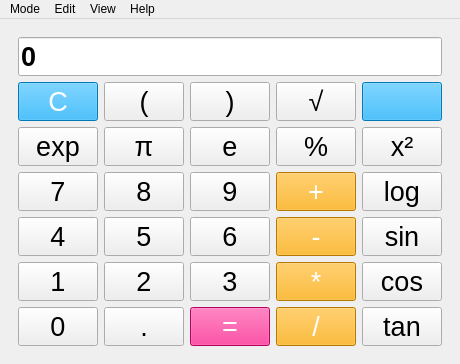
Old version of the form src/pyqulator/ui.ui in the repository limafresh/pyqulator.
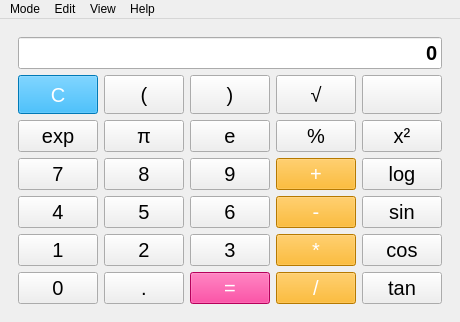
New version of the form. The open tabs and pages were chosen to show the change. Icons and pictures are not drawn.

Commit message: The appearance is more compact, the text is in the line on the right, the copyright file has been added, unnecessary files have been removed from the deb

Patch:
```diff
--- a/src/pyqulator/ui.ui
+++ b/src/pyqulator/ui.ui
@@ -464,7 +464,7 @@
             </property>
             <property name="font">
              <font>
-              <pointsize>20</pointsize>
+              <pointsize>15</pointsize>
              </font>
             </property>
             <property name="text">
@@ -482,7 +482,7 @@
             </property>
             <property name="font">
              <font>
-              <pointsize>20</pointsize>
+              <pointsize>15</pointsize>
              </font>
             </property>
             <property name="styleSheet">
@@ -503,7 +503,7 @@
             </property>
             <property name="font">
              <font>
-              <pointsize>20</pointsize>
+              <pointsize>15</pointsize>
              </font>
             </property>
             <property name="styleSheet">
@@ -524,7 +524,7 @@
             </property>
             <property name="font">
              <font>
-              <pointsize>20</pointsize>
+              <pointsize>15</pointsize>
              </font>
             </property>
             <property name="styleSheet">
@@ -545,7 +545,7 @@
             </property>
             <property name="font">
              <font>
-              <pointsize>20</pointsize>
+              <pointsize>15</pointsize>
              </font>
             </property>
             <property name="styleSheet">
@@ -566,7 +566,7 @@
             </property>
             <property name="font">
              <font>
-              <pointsize>20</pointsize>
+              <pointsize>15</pointsize>
              </font>
             </property>
             <property name="text">
@@ -584,7 +584,7 @@
             </property>
             <property name="font">
              <font>
-              <pointsize>20</pointsize>
+              <pointsize>15</pointsize>
              </font>
             </property>
             <property name="styleSheet">
@@ -606,7 +606,7 @@
             </property>
             <property name="font">
              <font>
-              <pointsize>20</pointsize>
+              <pointsize>15</pointsize>
              </font>
             </property>
             <property name="text">
@@ -624,7 +624,7 @@
             </property>
             <property name="font">
              <font>
-              <pointsize>20</pointsize>
+              <pointsize>15</pointsize>
              </font>
             </property>
             <property name="text">
@@ -642,7 +642,7 @@
             </property>
             <property name="font">
              <font>
-              <pointsize>20</pointsize>
+              <pointsize>15</pointsize>
              </font>
             </property>
             <property name="styleSheet">
@@ -664,7 +664,7 @@
             </property>
             <property name="font">
              <font>
-              <pointsize>20</pointsize>
+              <pointsize>15</pointsize>
              </font>
             </property>
             <property name="text">
@@ -682,7 +682,7 @@
             </property>
             <property name="font">
              <font>
-              <pointsize>20</pointsize>
+              <pointsize>15</pointsize>
              </font>
             </property>
             <property name="styleSheet">
@@ -703,7 +703,7 @@
             </property>
             <property name="font">
              <font>
-              <pointsize>20</pointsize>
+              <pointsize>15</pointsize>
              </font>
             </property>
             <property name="text">
@@ -721,7 +721,7 @@
             </property>
             <property name="font">
              <font>
-              <pointsize>20</pointsize>
+              <pointsize>15</pointsize>
              </font>
             </property>
             <property name="styleSheet">
@@ -742,7 +742,7 @@
             </property>
             <property name="font">
              <font>
-              <pointsize>20</pointsize>
+              <pointsize>15</pointsize>
              </font>
             </property>
             <property name="styleSheet">
@@ -764,7 +764,7 @@
             </property>
             <property name="font">
              <font>
-              <pointsize>20</pointsize>
+              <pointsize>15</pointsize>
              </font>
             </property>
             <property name="text">
@@ -782,7 +782,7 @@
             </property>
             <property name="font">
              <font>
-              <pointsize>20</pointsize>
+              <pointsize>15</pointsize>
              </font>
             </property>
             <property name="text">
@@ -800,7 +800,7 @@
             </property>
             <property name="font">
              <font>
-              <pointsize>20</pointsize>
+              <pointsize>15</pointsize>
              </font>
             </property>
             <property name="styleSheet">
@@ -822,7 +822,7 @@
             </property>
             <property name="font">
              <font>
-              <pointsize>20</pointsize>
+              <pointsize>15</pointsize>
              </font>
             </property>
             <property name="text">
@@ -840,7 +840,7 @@
             </property>
             <property name="font">
              <font>
-              <pointsize>20</pointsize>
+              <pointsize>15</pointsize>
              </font>
             </property>
             <property name="styleSheet">
@@ -862,7 +862,7 @@
             </property>
             <property name="font">
              <font>
-              <pointsize>20</pointsize>
+              <pointsize>15</pointsize>
              </font>
             </property>
             <property name="text">
@@ -880,7 +880,7 @@
             </property>
             <property name="font">
              <font>
-              <pointsize>20</pointsize>
+              <pointsize>15</pointsize>
              </font>
             </property>
             <property name="text">
@@ -902,8 +902,7 @@
              </font>
             </property>
             <property name="styleSheet">
-             <string notr="true">color: rgb(255, 255, 255);
-background-color: rgb(0, 170, 255);</string>
+             <string notr="true"/>
             </property>
             <property name="text">
              <string/>
@@ -930,7 +929,7 @@
             </property>
             <property name="font">
              <font>
-              <pointsize>20</pointsize>
+              <pointsize>15</pointsize>
              </font>
             </property>
             <property name="text">
@@ -948,7 +947,7 @@
             </property>
             <property name="font">
              <font>
-              <pointsize>20</pointsize>
+              <pointsize>15</pointsize>
              </font>
             </property>
             <property name="text">
@@ -966,7 +965,7 @@
             </property>
             <property name="font">
              <font>
-              <pointsize>20</pointsize>
+              <pointsize>15</pointsize>
              </font>
             </property>
             <property name="styleSheet">
@@ -987,7 +986,7 @@
             </property>
             <property name="font">
              <font>
-              <pointsize>20</pointsize>
+              <pointsize>15</pointsize>
              </font>
             </property>
             <property name="styleSheet">
@@ -1008,7 +1007,7 @@
             </property>
             <property name="font">
              <font>
-              <pointsize>20</pointsize>
+              <pointsize>15</pointsize>
              </font>
             </property>
             <property name="text">
@@ -1026,7 +1025,7 @@
             </property>
             <property name="font">
              <font>
-              <pointsize>20</pointsize>
+              <pointsize>15</pointsize>
              </font>
             </property>
             <property name="styleSheet">
@@ -1048,7 +1047,7 @@
             </property>
             <property name="font">
              <font>
-              <pointsize>20</pointsize>
+              <pointsize>15</pointsize>
              </font>
             </property>
             <property name="text">
@@ -1068,7 +1067,7 @@
           </property>
           <property name="font">
            <font>
-            <pointsize>20</pointsize>
+            <pointsize>15</pointsize>
             <bold>true</bold>
            </font>
           </property>
@@ -1078,6 +1077,9 @@
           <property name="text">
            <string>0</string>
           </property>
+          <property name="alignment">
+           <set>Qt::AlignRight|Qt::AlignTrailing|Qt::AlignVCenter</set>
+          </property>
           <property name="readOnly">
            <bool>true</bool>
           </property>
```
Left out of the diff: 108 changed lines with no effect on the pictures. The commit also changes 12 other files.
